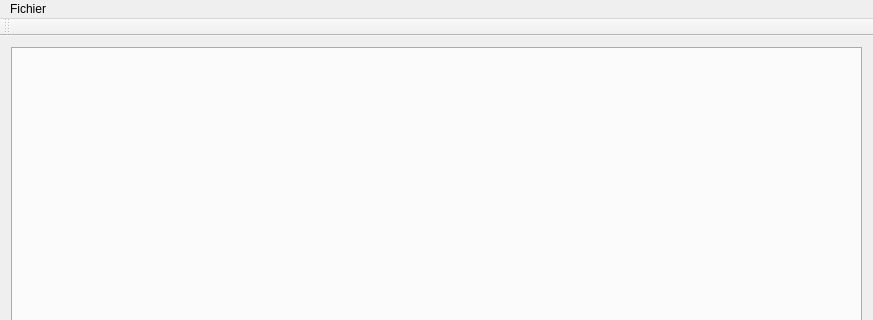
This is mainwindow.ui in kiwix/kiwix-desktop as Qt 5 draws it before an edit; both pictures show x 0 to 873 and y 0 to 320 of the 873 by 984 pixel window. The edited form follows.
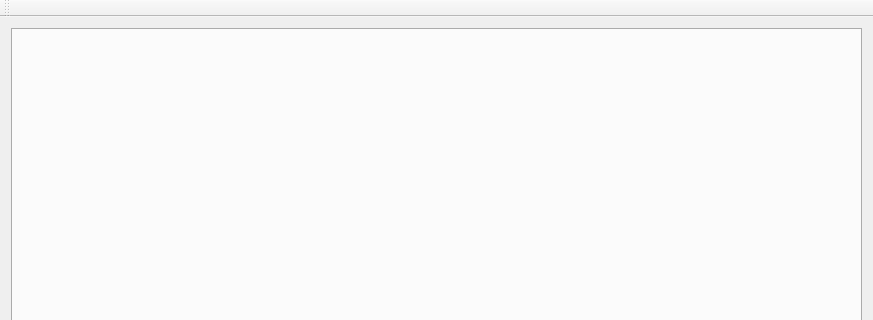
This is the edited form. Custom widgets are drawn as their Qt base class.

Commit message:
Use a custom tool bar.
We don't want a titlebar and we want a custom toolbar instead.

```diff
--- a/mainwindow.ui
+++ b/mainwindow.ui
@@ -30,23 +30,7 @@
     </item>
    </layout>
   </widget>
-  <widget class="QMenuBar" name="menuBar">
-   <property name="geometry">
-    <rect>
-     <x>0</x>
-     <y>0</y>
-     <width>873</width>
-     <height>42</height>
-    </rect>
-   </property>
-   <widget class="QMenu" name="menuFichier">
-    <property name="title">
-     <string>Fichier</string>
-    </property>
-   </widget>
-   <addaction name="menuFichier"/>
-  </widget>
-  <widget class="QToolBar" name="mainToolBar">
+  <widget class="TopWidget" name="mainToolBar">
    <attribute name="toolBarArea">
     <enum>TopToolBarArea</enum>
    </attribute>
@@ -57,6 +41,13 @@
   <widget class="QStatusBar" name="statusBar"/>
  </widget>
  <layoutdefault spacing="6" margin="11"/>
+ <customwidgets>
+  <customwidget>
+   <class>TopWidget</class>
+   <extends>QToolBar</extends>
+   <header>topwidget.h</header>
+  </customwidget>
+ </customwidgets>
  <resources/>
  <connections/>
 </ui>
```
Left out of the diff: 3 changed lines with no effect on the pictures. The commit also changes 4 other files.
